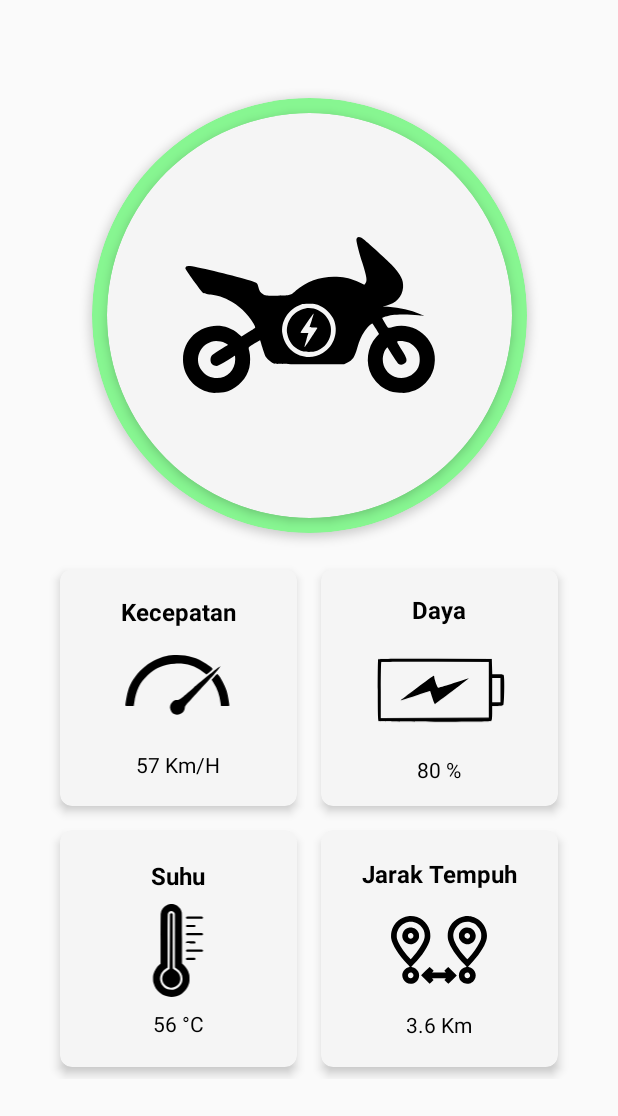
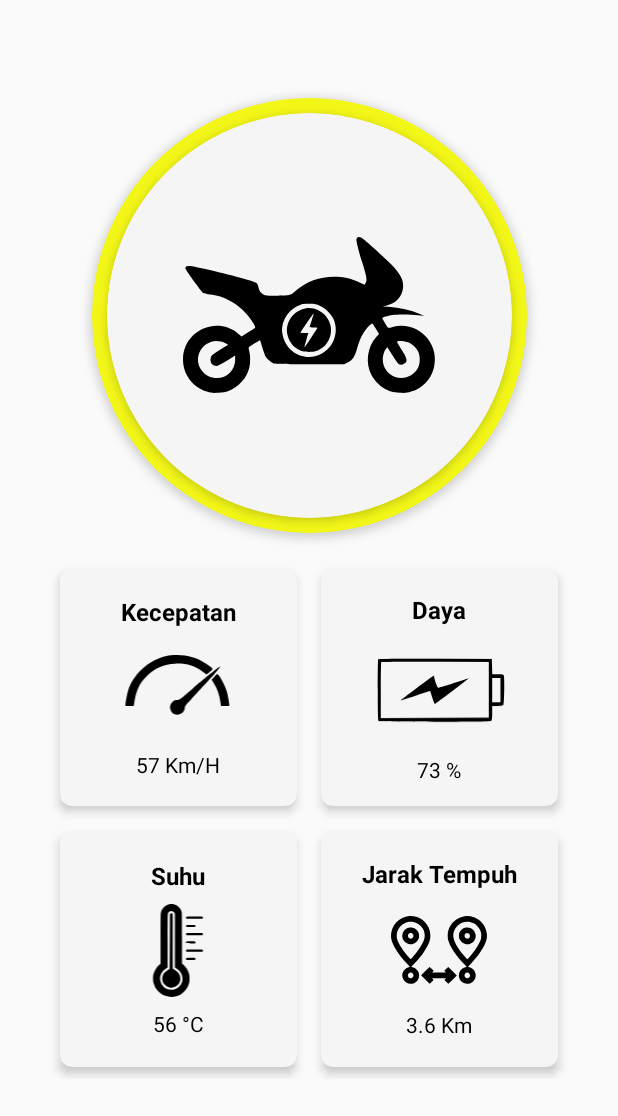
Before and after one commit to HansNebula/E-MotorCycle, an Android app built with Jetpack Compose: the screen it shows after launch (MainActivity), on a phone screen of 412 x 824 dp. Shown: the top 1116 px of the screen. Run offline under Robolectric (Android 15) with nearby library versions, the phone set to English and light mode, and no system bars.

Commit message:
add battery index using cicrle

```diff
--- a/app/src/main/java/com/example/e_motorcycle/MainActivity.kt
+++ b/app/src/main/java/com/example/e_motorcycle/MainActivity.kt
@@ -6,13 +6,16 @@ import android.widget.Button
 import android.widget.TextView
 import androidx.activity.ComponentActivity
 import androidx.activity.compose.setContent
+import androidx.cardview.widget.CardView
 import androidx.compose.foundation.layout.fillMaxSize
 import androidx.compose.material3.MaterialTheme
 import androidx.compose.material3.Surface
 import androidx.compose.material3.Text
 import androidx.compose.runtime.Composable
 import androidx.compose.ui.Modifier
+import androidx.compose.ui.graphics.Color
 import androidx.compose.ui.tooling.preview.Preview
+import androidx.core.content.ContextCompat
 import com.example.e_motorcycle.ui.theme.EMotorcycleTheme
 import com.google.android.material.bottomsheet.BottomSheetBehavior
 
@@ -22,7 +25,7 @@ class MainActivity : ComponentActivity() {
         setContentView(R.layout.activity_main)
 
         val speed=57
-        val battery=80
+        val battery=73
         val temperature=56
         val distance=3.6
 
@@ -40,6 +43,19 @@ class MainActivity : ComponentActivity() {
         dayaTextView.text=d_battery
         suhuTextView.text=d_temperature
         jarakTextView.text=d_distance
+
+        val outerCardView: CardView = findViewById(R.id.outerCircle)
+        when {
+            battery > 75 -> {
+                outerCardView.setCardBackgroundColor(ContextCompat.getColor(this, R.color.batt_green))
+            }
+            battery in 51..75 -> {
+                outerCardView.setCardBackgroundColor(ContextCompat.getColor(this, R.color.batt_yellow))
+            }
+            else -> {
+                outerCardView.setCardBackgroundColor(ContextCompat.getColor(this, R.color.batt_red))
+            }
+        }
 
     }
 }
--- a/app/src/main/res/layout/activity_main.xml
+++ b/app/src/main/res/layout/activity_main.xml
@@ -16,6 +16,7 @@
         <!--outline -->
 
         <androidx.cardview.widget.CardView
+            android:id="@+id/outerCircle"
             android:layout_width="290dp"
             android:layout_height="290dp"
             android:layout_gravity="center"
--- a/app/src/main/res/values/colors.xml
+++ b/app/src/main/res/values/colors.xml
@@ -9,4 +9,7 @@
     <color name="white">#FFFFFFFF</color>
     <color name="cardBackground">#F5F5F5</color>
     <color name="bottomSheetBackground">#37474F</color>
+    <color name="batt_green">#87F691</color>
+    <color name="batt_yellow">#f3f717</color>
+    <color name="batt_red">#cb0c00</color>
 </resources>
```
